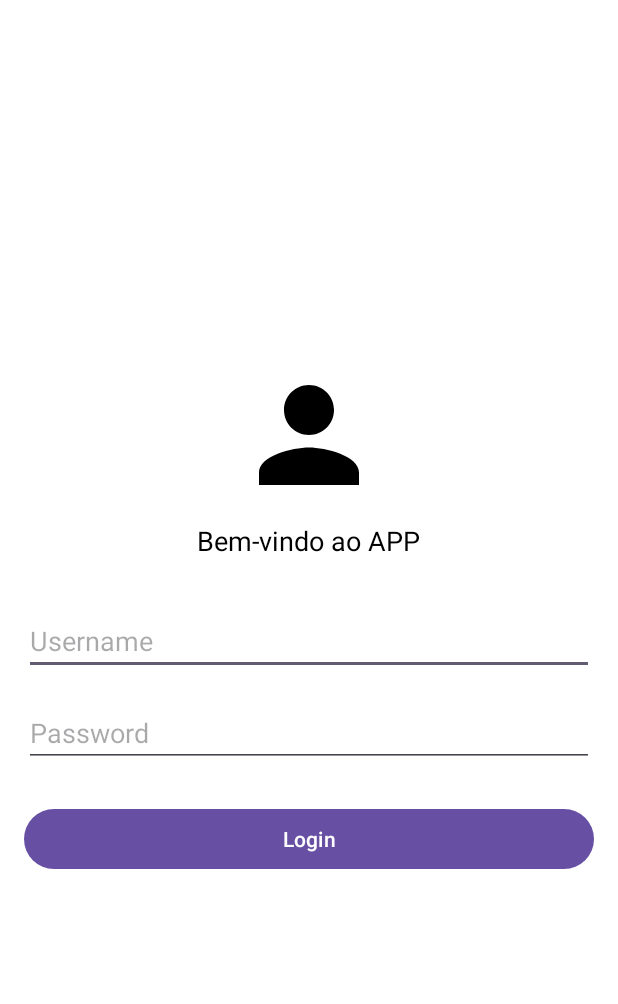
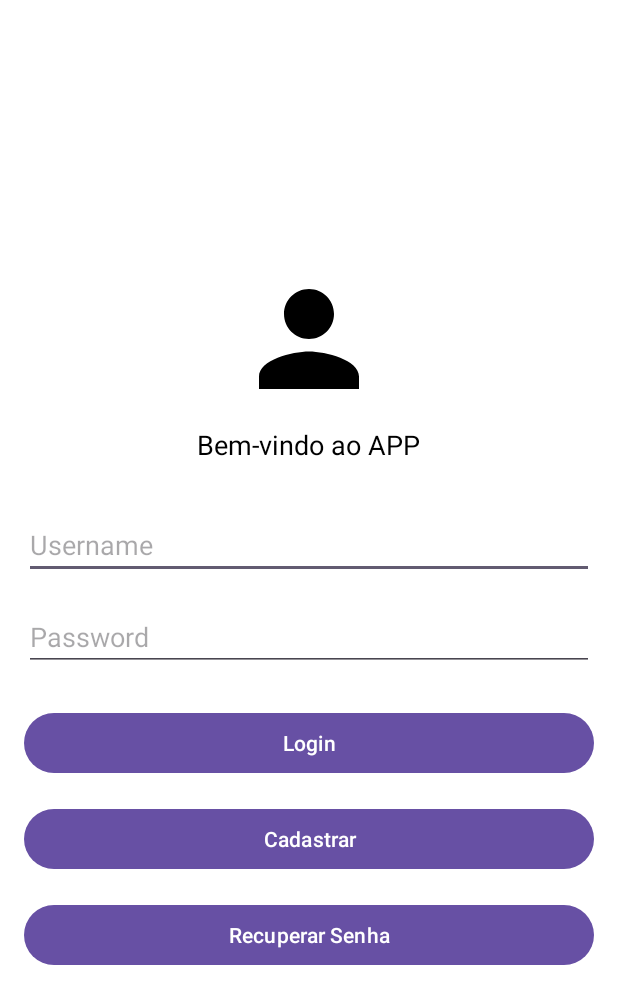
Before and after one commit to joao-vittorr/AvaliacaoConsultaMedicaAppAndroidComApiEmJava, an Android app: the screen it shows after launch (LoginActivity), after a tap on "Login", on a phone screen of 412 x 824 dp. Shown: the top 1004 px of the screen. Run offline under Robolectric (Android 15) with nearby library versions, the phone set to English and light mode, and no system bars.

Commit message:
implementando tela de login

```diff
--- a/app/src/main/AndroidManifest.xml
+++ b/app/src/main/AndroidManifest.xml
@@ -47,6 +47,12 @@
         <activity
             android:name=".EditarPacienteActivity"
             android:exported="true" />
+        <activity
+            android:name=".ForgotPasswordActivity"
+            android:exported="true" />
+        <activity
+            android:name=".SignUpActivity"
+            android:exported="true" />
 
 
     </application>
--- a/app/src/main/java/com/example/consultamedicaapp/LoginActivity.java
+++ b/app/src/main/java/com/example/consultamedicaapp/LoginActivity.java
@@ -1,6 +1,8 @@
 package com.example.consultamedicaapp;
 
 import android.content.Intent;
+import android.content.SharedPreferences;
+import android.os.AsyncTask;
 import android.os.Bundle;
 import android.view.View;
 import android.widget.Button;
@@ -9,37 +11,137 @@ import android.widget.Toast;
 
 import androidx.appcompat.app.AppCompatActivity;
 
+import org.json.JSONObject;
+
+import java.io.BufferedReader;
+import java.io.InputStreamReader;
+import java.io.OutputStream;
+import java.net.HttpURLConnection;
+import java.net.URL;
+
 public class LoginActivity extends AppCompatActivity {
 
     private EditText etUsername, etPassword;
-    private Button btnLogin;
+    private Button btnLogin, btnSignUp, btnForgotPassword;
+    private String baseUrl;
 
     @Override
     protected void onCreate(Bundle savedInstanceState) {
         super.onCreate(savedInstanceState);
         setContentView(R.layout.activity_login);
 
+        // Obtenha a URL base a partir dos recursos
+        baseUrl = getResources().getString(R.string.api_base_url);
+
         etUsername = findViewById(R.id.etUsername);
         etPassword = findViewById(R.id.etPassword);
         btnLogin = findViewById(R.id.btnLogin);
+        btnSignUp = findViewById(R.id.btnSignUp);
+        btnForgotPassword = findViewById(R.id.btnForgotPassword);
 
         btnLogin.setOnClickListener(new View.OnClickListener() {
             @Override
             public void onClick(View v) {
                 String username = etUsername.getText().toString();
                 String password = etPassword.getText().toString();
+                new LoginTask().execute(username, password);
+            }
+        });
 
-                // Verificar as credenciais aqui
-                if (username.equals("admin") && password.equals("admin")) {
-                    // As credenciais são válidas, navegue para a HomeActivity
-                    Intent intent = new Intent(LoginActivity.this, HomeActivity.class);
-                    startActivity(intent);
-                    finish();  // Finaliza a LoginActivity para que o usuário não possa voltar a ela
-                } else {
-                    // As credenciais são inválidas, mostre uma mensagem de erro
-                    Toast.makeText(LoginActivity.this, "Credenciais inválidas", Toast.LENGTH_SHORT).show();
-                }
+        btnSignUp.setOnClickListener(new View.OnClickListener() {
+            @Override
+            public void onClick(View v) {
+                // Navegar para a tela de Cadastro de Usuário
+                Intent intent = new Intent(LoginActivity.this, SignUpActivity.class);
+                startActivity(intent);
+            }
+        });
+
+        btnForgotPassword.setOnClickListener(new View.OnClickListener() {
+            @Override
+            public void onClick(View v) {
+                // Navegar para a tela de Recuperar Senha
+                Intent intent = new Intent(LoginActivity.this, ForgotPasswordActivity.class);
+                startActivity(intent);
             }
         });
     }
+
+    // Classe AsyncTask para gerenciar a requisição de login à API
+    private class LoginTask extends AsyncTask<String, Void, String> {
+        @Override
+        protected String doInBackground(String... params) {
+            String username = params[0];
+            String password = params[1];
+            String response = "";
+
+            try {
+                // URL base concatenada com o endpoint
+                URL url = new URL(baseUrl + "/api/auth/login");
+                HttpURLConnection conn = (HttpURLConnection) url.openConnection();
+                conn.setRequestMethod("POST");
+                conn.setRequestProperty("Content-Type", "application/json; utf-8");
+                conn.setRequestProperty("Accept", "application/json");
+                conn.setDoOutput(true);
+
+                String jsonInputString = "{\"username\": \"" + username + "\", \"password\": \"" + password + "\"}";
+
+                try (OutputStream os = conn.getOutputStream()) {
+                    byte[] input = jsonInputString.getBytes("utf-8");
+                    os.write(input, 0, input.length);
+                }
+
+                int responseCode = conn.getResponseCode();
+                if (responseCode == HttpURLConnection.HTTP_OK) {
+                    try (BufferedReader br = new BufferedReader(new InputStreamReader(conn.getInputStream(), "utf-8"))) {
+                        StringBuilder responseBuilder = new StringBuilder();
+                        String responseLine;
+                        while ((responseLine = br.readLine()) != null) {
+                            responseBuilder.append(responseLine.trim());
+                        }
+                        response = responseBuilder.toString();
+                    }
+                } else {
+                    response = "Error: " + responseCode;
+                }
+            } catch (Exception e) {
+                e.printStackTrace();
+            }
+
+            return response;
+        }
+
+        @Override
+        protected void onPostExecute(String response) {
+            if (response != null) {
+                // Exibir a resposta como uma string direta (não JSON)
+                Toast.makeText(LoginActivity.this, response, Toast.LENGTH_SHORT).show();
+
+                if (response.equals("Login successful")) {
+                    // Salvar credenciais se o login for bem-sucedido
+                    saveUserCredentials(etUsername.getText().toString(), etPassword.getText().toString());
+
+                    // Navegar para a HomeActivity
+                    Intent intent = new Intent(LoginActivity.this, HomeActivity.class);
+                    startActivity(intent);
+                    finish();  // Finaliza a LoginActivity
+                } else {
+                    // Mostrar mensagem de erro
+                    Toast.makeText(LoginActivity.this, "Credenciais inválidas", Toast.LENGTH_SHORT).show();
+                }
+            } else {
+                Toast.makeText(LoginActivity.this, "Erro ao conectar com o servidor", Toast.LENGTH_SHORT).show();
+            }
+        }
+
+    }
+
+    // Método para salvar as credenciais do usuário
+    private void saveUserCredentials(String username, String password) {
+        SharedPreferences sharedPreferences = getSharedPreferences("UserPrefs", MODE_PRIVATE);
+        SharedPreferences.Editor editor = sharedPreferences.edit();
+        editor.putString("username", username);
+        editor.putString("password", password);
+        editor.apply();
+    }
 }
--- /dev/null
+++ b/app/src/main/res/drawable/default_avatar.xml
@@ -0,0 +1,5 @@
+<vector xmlns:android="http://schemas.android.com/apk/res/android" android:height="24dp" android:tint="#000000" android:viewportHeight="24" android:viewportWidth="24" android:width="24dp">
+
+    <path android:fillColor="@android:color/white" android:pathData="M17.6,9.48l1.84,-3.18c0.16,-0.31 0.04,-0.69 -0.26,-0.85c-0.29,-0.15 -0.65,-0.06 -0.83,0.22l-1.88,3.24c-2.86,-1.21 -6.08,-1.21 -8.94,0L5.65,5.67c-0.19,-0.29 -0.58,-0.38 -0.87,-0.2C4.5,5.65 4.41,6.01 4.56,6.3L6.4,9.48C3.3,11.25 1.28,14.44 1,18h22C22.72,14.44 20.7,11.25 17.6,9.48zM7,15.25c-0.69,0 -1.25,-0.56 -1.25,-1.25c0,-0.69 0.56,-1.25 1.25,-1.25S8.25,13.31 8.25,14C8.25,14.69 7.69,15.25 7,15.25zM17,15.25c-0.69,0 -1.25,-0.56 -1.25,-1.25c0,-0.69 0.56,-1.25 1.25,-1.25s1.25,0.56 1.25,1.25C18.25,14.69 17.69,15.25 17,15.25z"/>
+
+</vector>
--- a/app/src/main/res/layout/activity_login.xml
+++ b/app/src/main/res/layout/activity_login.xml
@@ -50,4 +50,20 @@
         android:layout_marginTop="24dp"
         android:textColor="@android:color/white"/>
 
+    <Button
+        android:id="@+id/btnSignUp"
+        android:layout_width="match_parent"
+        android:layout_height="wrap_content"
+        android:text="Cadastrar"
+        android:layout_marginTop="16dp"
+        android:textColor="@android:color/white"/>
+
+    <Button
+        android:id="@+id/btnForgotPassword"
+        android:layout_width="match_parent"
+        android:layout_height="wrap_content"
+        android:text="Recuperar Senha"
+        android:layout_marginTop="16dp"
+        android:textColor="@android:color/white"/>
+
 </LinearLayout>
```
Also changed, not shown: app/src/main/java/com/example/consultamedicaapp/ForgotPasswordActivity.java (added, +103 -0 lines), app/src/main/java/com/example/consultamedicaapp/SignUpActivity.java (added, +146 -0 lines), app/src/main/res/layout/activity_forgot_password.xml (added, +23 -0 lines), app/src/main/res/layout/activity_signup.xml (added, +43 -0 lines).
